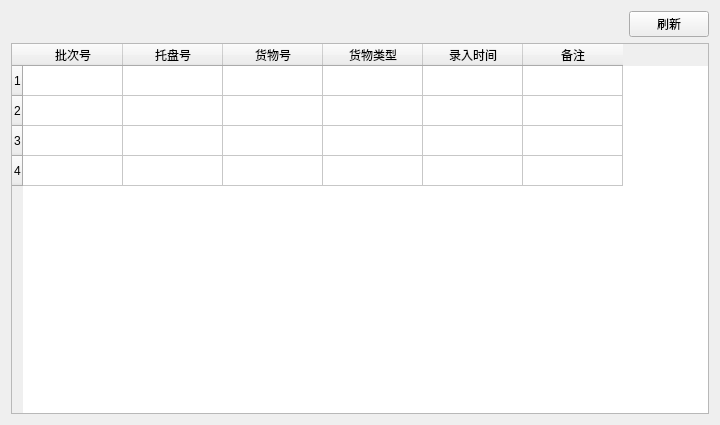
Old version of the form viewdata.ui in the repository kangwenyun/batch_acquisition_system_qt_before.
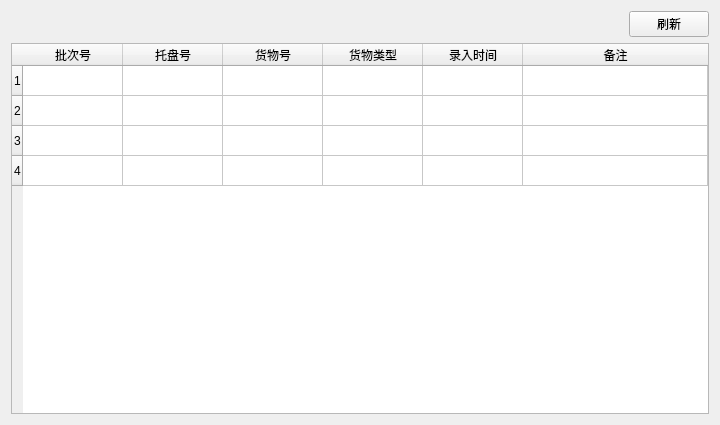
New version of the form.

Diff of the .ui file:
```diff
--- a/viewdata.ui
+++ b/viewdata.ui
@@ -10,6 +10,12 @@
     <height>425</height>
    </rect>
   </property>
+  <property name="minimumSize">
+   <size>
+    <width>720</width>
+    <height>0</height>
+   </size>
+  </property>
   <property name="windowTitle">
    <string>货物数据查看</string>
   </property>
@@ -40,6 +46,9 @@
    </item>
    <item>
     <widget class="QTableWidget" name="tableWidget">
+     <attribute name="horizontalHeaderStretchLastSection">
+      <bool>true</bool>
+     </attribute>
      <row>
       <property name="text">
        <string>1</string>
```
